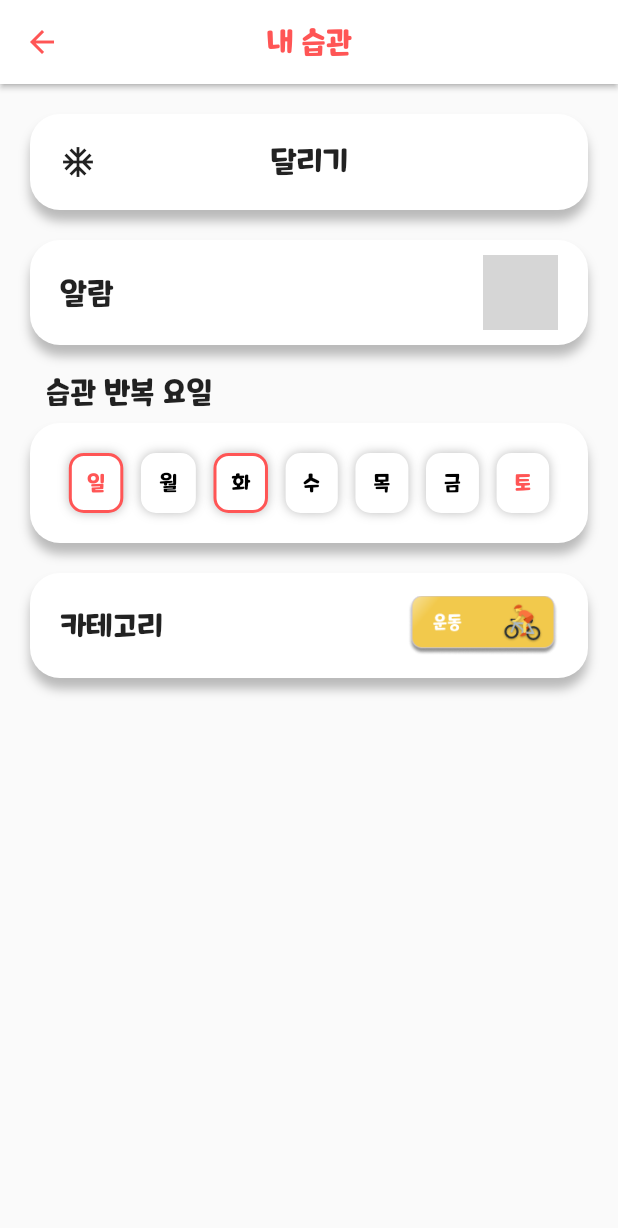
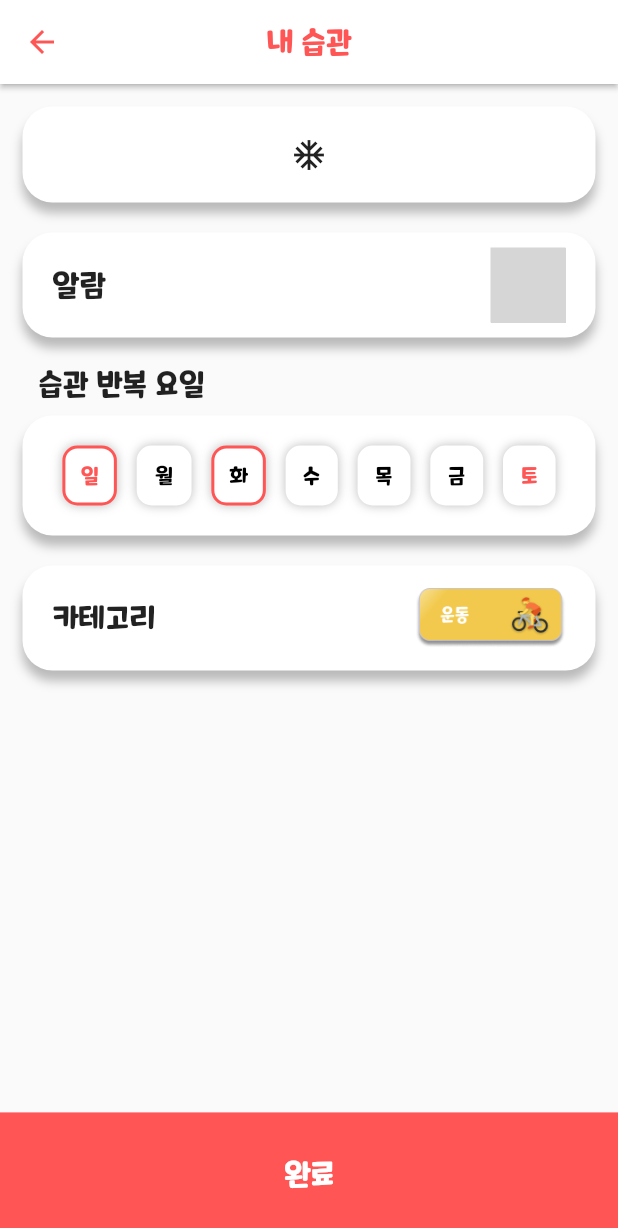
Before and after one commit to Cheetozzeong/TTT, a Flutter app: the screen it shows once a user with an empty profile is signed in, item 2 of the bottom bar chosen, after a tap on "달리기", on a phone screen of 412 x 824 dp. Shown: the top 1228 px of the screen. Run offline on Flutter 3.47's test engine with Material 2 defaults, Android fonts, the phone set to English and light mode, and no system bars; our stand-ins replace cached_network_image, expandable, firebase_auth, firebase_core, firebase_messaging, flutter_spinkit and 6 more; missing offline and left inert: material_dialogs, switcher_button, time_picker_sheet; accounts and stored records are empty; grey boxes are pictures that could not be loaded.

```diff
--- a/tickle_tackle_tockle/lib/screen/habits/habit_edit_screen.dart
+++ b/tickle_tackle_tockle/lib/screen/habits/habit_edit_screen.dart
@@ -27,9 +27,13 @@ class HabitEditScreen extends StatelessWidget {
 
     return SafeArea(
       child: Scaffold(
+        resizeToAvoidBottomInset: false,
         appBar: CommonAppBar(appBarType: AppBarType.normalAppBar, title: '내 습관'),
-        body: SingleChildScrollView(
-          padding: EdgeInsets.all(20.0),
+        body: Column(
+          mainAxisAlignment: MainAxisAlignment.spaceBetween,
+          children: [
+            Padding(
+              padding: const EdgeInsets.all(15.0),
               child: Column(
                 children: [
                   Container(
@@ -48,9 +52,8 @@ class HabitEditScreen extends StatelessWidget {
                     ),
                     child: Stack(
                       children: [
-                    Icon(Icons.ac_unit_outlined),
                         Center(
-                      child: Text('달리기', style: TextStyle(fontSize: 20,),),
+                          child: Icon(Icons.ac_unit_outlined),
                         ),
                       ],
                     ),
@@ -301,6 +304,23 @@ class HabitEditScreen extends StatelessWidget {
                 ],
               ),
             ),
+            InkWell(
+              onTap: () {
+                Navigator.pop(context);
+              },
+              child: GetBuilder<ThemeController>(
+                builder: (_) {
+                  return Container(
+                    width: deviceWidth,
+                    height: deviceHeight * 0.1,
+                    color: themeController.selectedPrimaryColor,
+                    child: Center(child: Text('완료', style: TextStyle(color: TTTWhite, fontSize: 20),)),
+                  );
+                }
+              ),
+            ),
+          ],
+        ),
       ),
     );
   }
--- a/tickle_tackle_tockle/lib/screen/home/home_screen.dart
+++ b/tickle_tackle_tockle/lib/screen/home/home_screen.dart
@@ -178,6 +178,24 @@ class _HomeScreenState extends State<HomeScreen> {
                               return const Center(child: Text('토', style: TextStyle(color: Colors.red),),);
                             }
                           },
+                          markerBuilder: (context, day, events) {
+                            if(events.isNotEmpty) {
+                              return Positioned(
+                                right: 1,
+                                bottom: 1,
+                                child: SizedBox(
+                                  height: 30,
+                                  width: 30,
+                                  child: Image.asset('assets/images/tockles/toc_00.png'),
+                                ),
+                                /*child: CircleAvatar(
+                                  backgroundColor: TTTPrimary1,
+                                  maxRadius: 10,
+                                  child: Text(events.length.toString(), style: TextStyle(color: TTTWhite)),
+                                ),*/
+                              );
+                            }
+                          },
                         ),
                         firstDay: DateTime.utc(2023, 1, 1),
                         lastDay: DateTime.utc(2100, 12, 31),
@@ -194,11 +212,15 @@ class _HomeScreenState extends State<HomeScreen> {
                             color: themeController.selectedPrimaryColor,
                           ),
                           selectedDecoration: ShapeDecoration(
-                            shape: const CircleBorder(),
+                            shape: RoundedRectangleBorder(
+                              borderRadius: BorderRadius.all(Radius.circular(10)),
+                            ),
                             color: themeController.selectedPrimaryColor,
                           ),
                           todayDecoration: ShapeDecoration(
-                            shape: const CircleBorder(),
+                            shape: RoundedRectangleBorder(
+                              borderRadius: BorderRadius.all(Radius.circular(10)),
+                            ),
                             color: themeController.selectedPrimaryColor.withOpacity(0.5),
                           ),
                         ),
@@ -276,6 +298,7 @@ class _HomeScreenState extends State<HomeScreen> {
 }
 
 class Event {
+  //이모지 산책하기 오전 08:00 달성미달성
   final String title;
 
   const Event(this.title);
@@ -292,16 +315,34 @@ final kEvents = LinkedHashMap<DateTime, List<Event>>(
   hashCode: getHashCode,
 )..addAll(_kEventSource);
 
-final _kEventSource = Map.fromIterable(List.generate(50, (index) => index),
-    key: (item) => DateTime.utc(kFirstDay.year, kFirstDay.month, item * 5),
-    value: (item) => List.generate(
-        item % 4 + 1, (index) => Event('Event $item | ${index + 1}')))
-  ..addAll({
-    kToday: [
-      Event('Today\'s Event 1'),
-      Event('Today\'s Event 2'),
-    ],
-  });
+final _kEventSource = {
+  DateTime(2023, 5, 1) : [Event('밥먹기'), Event('저녁먹기')],
+  DateTime(2023, 5, 2) : [Event('밥먹기'), Event('저녁먹기')],
+  DateTime(2023, 5, 3) : [Event('밥먹기'), Event('저녁먹기')],
+  DateTime(2023, 5, 4) : [Event('밥먹기'), Event('저녁먹기')],
+  DateTime(2023, 5, 5) : [Event('밥먹기'), Event('저녁먹기')],
+  DateTime(2023, 5, 6) : [Event('밥먹기'), Event('저녁먹기')],
+  DateTime(2023, 5, 7) : [Event('밥먹기'), Event('저녁먹기')],
+  DateTime(2023, 5, 8) : [Event('밥먹기'), Event('저녁먹기')],
+  DateTime(2023, 5, 9) : [Event('밥먹기'), Event('저녁먹기')],
+  DateTime(2023, 5, 10) : [Event('밥먹기'), Event('저녁먹기')],
+  DateTime(2023, 5, 11) : [Event('밥먹기'), Event('저녁먹기')],
+  DateTime(2023, 5, 12) : [Event('밥먹기'), Event('저녁먹기')],
+  DateTime(2023, 5, 13) : [Event('밥먹기'), Event('저녁먹기'), Event('아침먹기')],
+  DateTime(2023, 5, 14) : [Event('밥먹기'), Event('저녁먹기'), Event('아침먹기')],
+  DateTime(2023, 5, 15) : [Event('밥먹기'), Event('저녁먹기'), Event('아침먹기')],
+  DateTime(2023, 5, 16) : [Event('밥먹기'), Event('저녁먹기'), Event('아침먹기')],
+  DateTime(2023, 5, 17) : [Event('밥먹기'), Event('저녁먹기'), Event('아침먹기')],
+  DateTime(2023, 5, 18) : [Event('밥먹기'), Event('저녁먹기'), Event('아침먹기')],
+  DateTime(2023, 5, 19) : [Event('밥먹기'), Event('저녁먹기'), Event('아침먹기')],
+  DateTime(2023, 5, 20) : [Event('밥먹기'), Event('저녁먹기'), Event('아침먹기')],
+  DateTime(2023, 5, 21) : [Event('밥먹기'), Event('저녁먹기'), Event('아침먹기')],
+  DateTime(2023, 5, 22) : [Event('밥먹기'), Event('저녁먹기'), Event('아침먹기')],
+  DateTime(2023, 5, 23) : [Event('밥먹기'), Event('저녁먹기'), Event('아침먹기')],
+  DateTime(2023, 5, 24) : [Event('밥먹기'), Event('저녁먹기'), Event('아침먹기')],
+  DateTime(2023, 5, 25) : [Event('밥먹기'), Event('저녁먹기'), Event('아침먹기')],
+  DateTime(2023, 5, 26) : [Event('밥먹기'), Event('저녁먹기'), Event('아침먹기')],
+};
 
 int getHashCode(DateTime key) {
   return key.day * 1000000 + key.month * 10000 + key.year;
```
Lines whose indentation alone changed are shown as unchanged.
